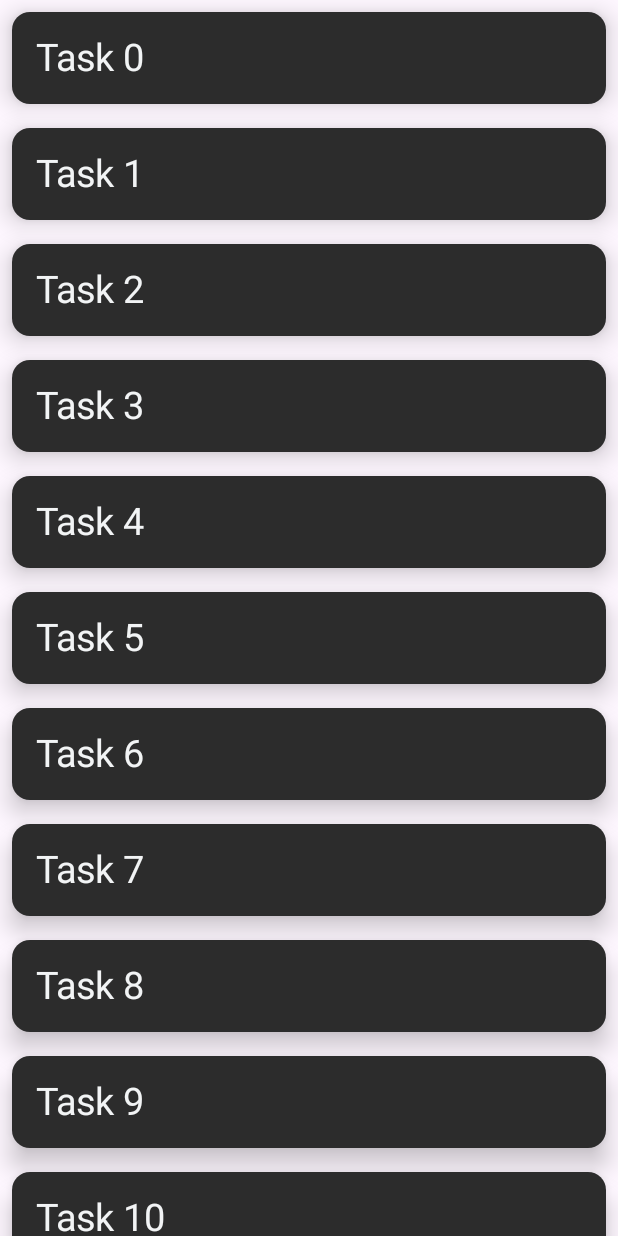
After one commit to Slava-Sinitsin/TRP, an Android app built with Jetpack Compose: the composable TasksScreen shown on its own in the app's theme, on a phone screen of 412 x 824 dp. The commit adds this screen. Run offline under Robolectric (Android 15) with nearby library versions, the phone set to English and light mode, and no system bars; our stand-ins replace accompanist; network calls fail.

Commit message:
Made BottomNavigationBar for 3 screen navigation. Added LazyColumn to TasksScreen.

```diff
--- a/app/build.gradle
+++ b/app/build.gradle
@@ -63,6 +63,8 @@ dependencies {
 
     implementation "androidx.compose.material:material-icons-extended:1.4.3"
 
+    implementation("androidx.compose.material:material:1.4.3")
+
     implementation 'androidx.core:core-ktx:1.8.0'
     implementation 'androidx.lifecycle:lifecycle-runtime-ktx:2.3.1'
     implementation 'androidx.activity:activity-compose:1.5.1'
--- /dev/null
+++ b/app/src/main/java/com/example/trp/ui/screens/TasksScreen.kt
@@ -0,0 +1,49 @@
+package com.example.trp.ui.screens
+
+import androidx.compose.foundation.layout.fillMaxWidth
+import androidx.compose.foundation.layout.padding
+import androidx.compose.foundation.lazy.LazyColumn
+import androidx.compose.material3.Card
+import androidx.compose.material3.CardDefaults
+import androidx.compose.material3.Text
+import androidx.compose.runtime.Composable
+import androidx.compose.ui.Modifier
+import androidx.compose.ui.unit.dp
+import androidx.compose.ui.unit.sp
+import com.example.trp.ui.theme.TRPTheme
+
+@Composable
+fun TasksScreen() {
+    MyLazyColumn()
+}
+
+@Composable
+fun MyLazyColumn() {
+    LazyColumn {
+        items(40) { index ->
+            ListItem(index)
+        }
+    }
+}
+
+@Composable
+fun ListItem(index: Int) {
+    Card(
+        modifier = Modifier
+            .padding(8.dp)
+            .fillMaxWidth(),
+        elevation = CardDefaults.cardElevation(
+            defaultElevation = 10.dp
+        ),
+        colors = CardDefaults.cardColors(
+            containerColor = TRPTheme.colors.cardColor
+        )
+    ) {
+        Text(
+            text = "Task $index",
+            modifier = Modifier.padding(16.dp),
+            color = TRPTheme.colors.primaryText,
+            fontSize = 25.sp
+        )
+    }
+}
--- a/app/src/main/java/com/example/trp/ui/theme/TRPCommon.kt
+++ b/app/src/main/java/com/example/trp/ui/theme/TRPCommon.kt
@@ -14,8 +14,8 @@ data class TRPColors(
     val errorColor: Color,
     val MyYellow: Color,
     val icon: Color,
-    val iconBackground: Color
-
+    val iconBackground: Color,
+    val cardColor: Color
 )
 
 object TRPTheme {
```
Also changed, not shown: app/src/main/java/com/example/trp/ui/screens/HomeScreen.kt (added, +25 -0 lines), app/src/main/java/com/example/trp/ui/screens/MeScreen.kt (added, +25 -0 lines), app/src/main/java/com/example/trp/ui/screens/WelcomeScreen.kt (+27 -41 lines), app/src/main/java/com/example/trp/ui/screens/bottombar/BottomBarScreen.kt (added, +31 -0 lines), app/src/main/java/com/example/trp/ui/screens/bottombar/BottomNavGraph.kt (added, +28 -0 lines), app/src/main/java/com/example/trp/ui/theme/Color.kt (+16 -14 lines), app/src/main/java/com/example/trp/ui/viewmodels/WelcomeScreenViewModel.kt (+30 -7 lines).
